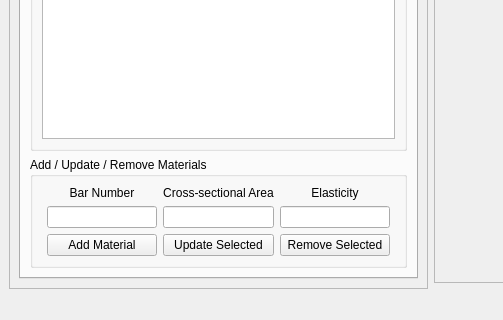
Qt form GUI.ui (mjamezquidilla/pysead) before a commit; both pictures show x 0 to 503 and y 502 to 822 of the 1190 by 822 pixel window.
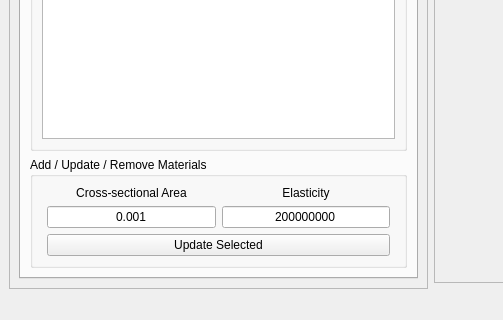
The same form after that commit. The open tabs and pages were chosen to show the change.

Patch:
```diff
--- a/GUI.ui
+++ b/GUI.ui
@@ -449,7 +449,7 @@
                   <property name="rightMargin">
                    <number>5</number>
                   </property>
-                  <item row="0" column="1">
+                  <item row="0" column="0">
                    <widget class="QLabel" name="Area_Label">
                     <property name="text">
                      <string>Cross-sectional Area</string>
@@ -459,28 +459,27 @@
                     </property>
                    </widget>
                   </item>
-                  <item row="1" column="1">
+                  <item row="1" column="0">
                    <widget class="QLineEdit" name="Area_LEdit">
-                    <property name="alignment">
-                     <set>Qt::AlignCenter</set>
+                    <property name="text">
+                     <string>0.001</string>
                     </property>
-                   </widget>
-                  </item>
-                  <item row="1" column="0">
-                   <widget class="QLineEdit" name="Bar_Number_Material_LEdit">
                     <property name="alignment">
                      <set>Qt::AlignCenter</set>
                     </property>
                    </widget>
                   </item>
-                  <item row="1" column="2">
+                  <item row="1" column="1">
                    <widget class="QLineEdit" name="Elasticity_LEdit">
+                    <property name="text">
+                     <string>200000000</string>
+                    </property>
                     <property name="alignment">
                      <set>Qt::AlignCenter</set>
                     </property>
                    </widget>
                   </item>
-                  <item row="0" column="2">
+                  <item row="0" column="1">
                    <widget class="QLabel" name="Elasticity_Label">
                     <property name="text">
                      <string>Elasticity</string>
@@ -490,30 +489,7 @@
                     </property>
                    </widget>
                   </item>
-                  <item row="0" column="0">
-                   <widget class="QLabel" name="Bar_Number_Material_Label">
-                    <property name="text">
-                     <string>Bar Number</string>
-                    </property>
-                    <property name="alignment">
-                     <set>Qt::AlignCenter</set>
-                    </property>
-                   </widget>
-                  </item>
-                  <item row="2" column="0">
-                   <widget class="QPushButton" name="Add_Material_Button">
-                    <property name="sizePolicy">
-                     <sizepolicy hsizetype="Minimum" vsizetype="Expanding">
-                      <horstretch>0</horstretch>
-                      <verstretch>0</verstretch>
-                     </sizepolicy>
-                    </property>
-                    <property name="text">
-                     <string>Add Material</string>
-                    </property>
-                   </widget>
-                  </item>
-                  <item row="2" column="1">
+                  <item row="2" column="0" colspan="2">
                    <widget class="QPushButton" name="Update_Material_Button">
                     <property name="sizePolicy">
                      <sizepolicy hsizetype="Minimum" vsizetype="Expanding">
@@ -526,19 +502,6 @@
                     </property>
                    </widget>
                   </item>
-                  <item row="2" column="2">
-                   <widget class="QPushButton" name="Remove_Material_Button">
-                    <property name="sizePolicy">
-                     <sizepolicy hsizetype="Minimum" vsizetype="Expanding">
-                      <horstretch>0</horstretch>
-                      <verstretch>0</verstretch>
-                     </sizepolicy>
-                    </property>
-                    <property name="text">
-                     <string>Remove Selected</string>
-                    </property>
-                   </widget>
-                  </item>
                  </layout>
                 </item>
                </layout>
```
Left out of the diff: 405 changed lines with no effect on the pictures.
